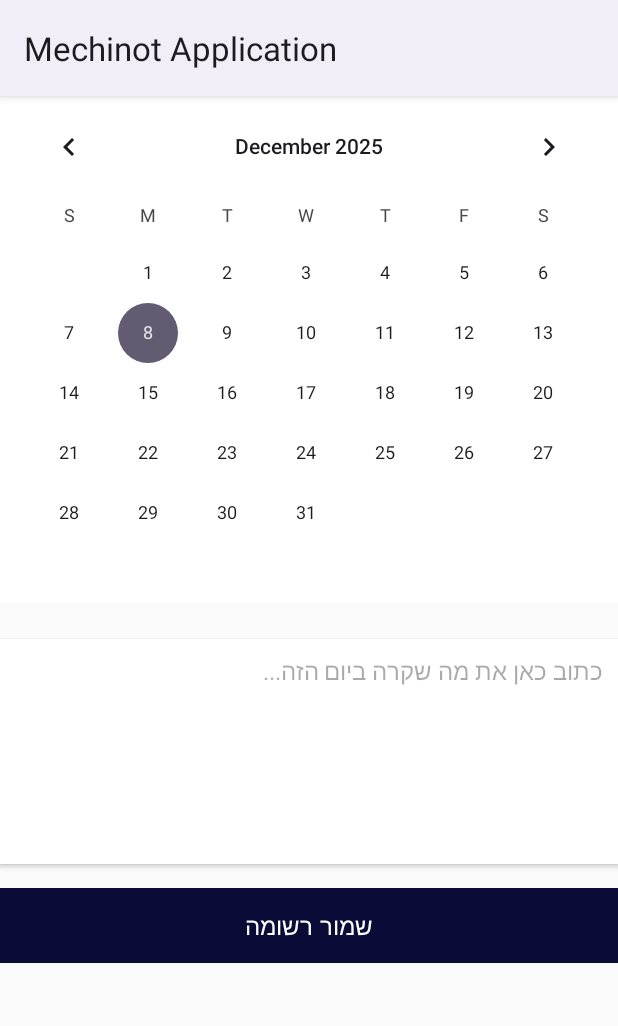
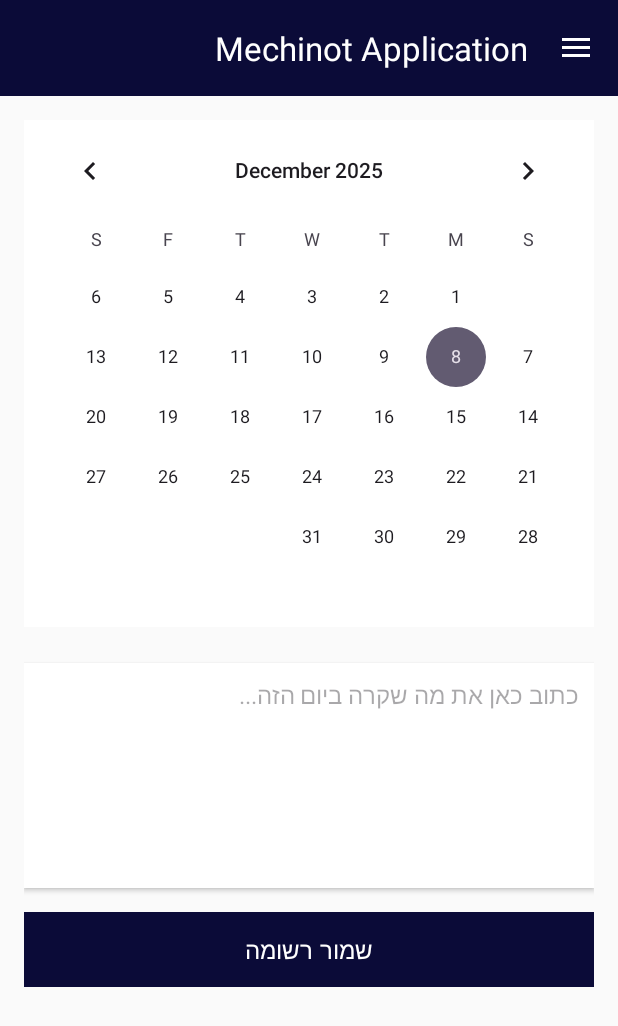
Before and after one commit to sagieCO/MyFirstApplication, an Android app: the MainActivity screen opened directly, with no data from a screen before it, in the side drawer, after a tap on "יומן", on a phone screen of 412 x 824 dp. Shown: the top 1026 px of the screen. Run offline under Robolectric (Android 15) with nearby library versions, the light colour scheme and no system bars; our stand-ins replace CircleImageView, Firebase (no records; nobody signed in at launch, a user with empty details on screens opened directly).

Commit message:
final menu for all the pages

```diff
--- a/app/build.gradle
+++ b/app/build.gradle
@@ -35,6 +35,8 @@ dependencies {
     // The BoM will manage the versions of all other Firebase libraries.
     implementation(platform("com.google.firebase:firebase-bom:33.1.1"))
 
+    implementation 'com.github.bumptech.glide:glide:4.16.0'
+    annotationProcessor 'com.github.bumptech.glide:compiler:4.16.0'
     // App's dependencies
     implementation 'androidx.appcompat:appcompat:1.6.1'
     implementation 'com.google.android.material:material:1.10.0'
--- /dev/null
+++ b/app/src/main/java/com/sagie/myfirstapplication/BaseActivity.java
@@ -0,0 +1,107 @@
+package com.sagie.myfirstapplication;
+
+import android.content.Intent;
+import android.os.Bundle;
+import android.view.View;
+import android.widget.ImageView;
+import android.widget.TextView;
+import android.widget.Toast;
+
+import androidx.appcompat.app.AppCompatActivity;
+import androidx.appcompat.widget.Toolbar;
+import androidx.drawerlayout.widget.DrawerLayout;
+
+import com.bumptech.glide.Glide;
+import com.google.android.material.navigation.NavigationView;
+import com.google.firebase.auth.FirebaseAuth;
+import com.google.firebase.auth.FirebaseUser;
+import androidx.appcompat.app.ActionBarDrawerToggle;
+
+public class BaseActivity extends AppCompatActivity {
+
+    protected DrawerLayout drawerLayout;
+    protected NavigationView navigationView;
+    protected Toolbar toolbar;
+
+    @Override
+    protected void onCreate(Bundle savedInstanceState) {
+        super.onCreate(savedInstanceState);
+
+        setContentView(R.layout.base_layout);
+        setupMenu();
+    }
+
+    protected void setupMenu() {
+
+        drawerLayout = findViewById(R.id.drawerLayout);
+        navigationView = findViewById(R.id.navigationView);
+        toolbar = findViewById(R.id.toolbar);
+
+        // ✔️ זה יעבוד עכשיו
+        setSupportActionBar(toolbar);
+
+        ActionBarDrawerToggle toggle = new ActionBarDrawerToggle(
+                this,
+                drawerLayout,
+                toolbar,
+                R.string.navigation_drawer_open,
+                R.string.navigation_drawer_close);
+
+        drawerLayout.addDrawerListener(toggle);
+        toggle.syncState();
+
+        // Header
+        View headerView = navigationView.getHeaderView(0);
+        ImageView navProfileImage = headerView.findViewById(R.id.navHeaderProfileImage);
+        TextView navName = headerView.findViewById(R.id.tvGreeting);
+
+        FirebaseUser user = FirebaseAuth.getInstance().getCurrentUser();
+
+        if (user != null) {
+            String name = user.getDisplayName();
+            if (name == null || name.isEmpty()) {
+                name = user.getEmail();   // ✔️ כאן תיקון
+            }
+
+            navName.setText(name);
+
+            if (user.getPhotoUrl() != null) {
+                Glide.with(this)
+                        .load(user.getPhotoUrl())
+                        .placeholder(R.drawable.account_icom)
+                        .into(navProfileImage);
+            } else {
+                navProfileImage.setImageResource(R.drawable.account_icom);
+            }
+        } else {
+            navName.setText("אין משתמש מחובר");
+            navProfileImage.setImageResource(R.drawable.account_icom);
+        }
+
+        navigationView.setNavigationItemSelectedListener(item -> {
+            int id = item.getItemId();
+
+            if (id == R.id.btnLogin) {
+                startActivity(new Intent(this, LoginActivity.class));
+            } else if (id == R.id.brnCalender) {
+                startActivity(new Intent(this, CalenderActivity.class));
+            } else if (id == R.id.btnRegister) {
+                startActivity(new Intent(this, RegisterActivity.class));
+            } else if (id == R.id.btnProfile) {
+                startActivity(new Intent(this, ProfileUserActivity.class));
+            } else if (id == R.id.btnSetting) {
+                Toast.makeText(this, "settings page", Toast.LENGTH_SHORT).show();
+            } else if (id == R.id.btnLogout) {
+                FirebaseAuth.getInstance().signOut();
+                Toast.makeText(this, "התנתקת בהצלחה", Toast.LENGTH_SHORT).show();
+            }
+
+            drawerLayout.closeDrawers();
+            return true;
+        });
+    }
+
+    protected void setContentLayout(int layoutResID) {
+        getLayoutInflater().inflate(layoutResID, findViewById(R.id.main_content));
+    }
+}
--- a/app/src/main/java/com/sagie/myfirstapplication/CalenderActivity.java
+++ b/app/src/main/java/com/sagie/myfirstapplication/CalenderActivity.java
@@ -1,6 +1,7 @@
 package com.sagie.myfirstapplication;
 
 import android.os.Bundle;
+import android.view.View;
 import android.widget.Button;
 import android.widget.CalendarView;
 import android.widget.EditText;
@@ -24,7 +25,7 @@ import com.google.firebase.database.ValueEventListener;
 import java.util.Calendar;
 import java.util.Locale;
 
-public class CalenderActivity extends AppCompatActivity {
+public class CalenderActivity extends BaseActivity {
 
     private CalendarView calendarView;
     private EditText editJournal;
@@ -40,13 +41,12 @@ public class CalenderActivity extends AppCompatActivity {
         super.onCreate(savedInstanceState);
         EdgeToEdge.enable(this);
         setContentView(R.layout.activity_calender);
+        setContentView(R.layout.base_layout);
+        setupMenu();
+        setContentLayout(R.layout.activity_calender);
 
-        // Edge-to-Edge padding
-        ViewCompat.setOnApplyWindowInsetsListener(findViewById(R.id.main), (v, insets) -> {
-            Insets systemBars = insets.getInsets(WindowInsetsCompat.Type.systemBars());
-            v.setPadding(systemBars.left, systemBars.top, systemBars.right, systemBars.bottom);
-            return insets;
-        });
+        getWindow().getDecorView().setLayoutDirection(View.LAYOUT_DIRECTION_RTL);
+
 
         calendarView = findViewById(R.id.calendarView);
         editJournal = findViewById(R.id.editJournal);
--- a/app/src/main/java/com/sagie/myfirstapplication/LoginActivity.java
+++ b/app/src/main/java/com/sagie/myfirstapplication/LoginActivity.java
@@ -26,7 +26,7 @@ import com.google.firebase.auth.FirebaseAuthUserCollisionException;
 import com.google.firebase.auth.FirebaseAuthWeakPasswordException;
 import com.google.firebase.auth.FirebaseUser;
 
-public class LoginActivity extends AppCompatActivity {
+public class LoginActivity extends BaseActivity {
 
     private Button btnLogin,btnRegister,btnReset;
     private TextView tvMessage;
@@ -38,15 +38,13 @@ public class LoginActivity extends AppCompatActivity {
     @Override
     protected void onCreate(Bundle savedInstanceState) {
         super.onCreate(savedInstanceState);
-        EdgeToEdge.enable(this);
         setContentView(R.layout.activity_login);
+        setContentView(R.layout.base_layout);
+        setupMenu();
+        setContentLayout(R.layout.activity_login);
 
-        // התאמה ל־EdgeToEdge
-        ViewCompat.setOnApplyWindowInsetsListener(findViewById(R.id.main), (v, insets) -> {
-            Insets systemBars = insets.getInsets(WindowInsetsCompat.Type.systemBars());
-            v.setPadding(systemBars.left, systemBars.top, systemBars.right, systemBars.bottom);
-            return insets;
-        });
+        getWindow().getDecorView().setLayoutDirection(View.LAYOUT_DIRECTION_RTL);
+
 
         auth = FirebaseAuth.getInstance();
         initView();
--- a/app/src/main/java/com/sagie/myfirstapplication/MainActivity.java
+++ b/app/src/main/java/com/sagie/myfirstapplication/MainActivity.java
@@ -24,7 +24,7 @@ import com.google.firebase.database.DatabaseReference;
 import com.google.firebase.database.FirebaseDatabase;
 import com.google.firebase.database.ValueEventListener;
 
-public class MainActivity extends AppCompatActivity {
+public class MainActivity extends BaseActivity {
 
     // Views
     ImageButton btnProfile;
@@ -43,8 +43,11 @@ public class MainActivity extends AppCompatActivity {
         super.onCreate(savedInstanceState);
         setContentView(R.layout.activity_main);
 
+        setContentView(R.layout.base_layout);
+        setupMenu();
+        setContentLayout(R.layout.activity_main);
+
         getWindow().getDecorView().setLayoutDirection(View.LAYOUT_DIRECTION_RTL);
-
         context = this;
 
         mAuth = FirebaseAuth.getInstance();
@@ -156,9 +159,9 @@ public class MainActivity extends AppCompatActivity {
                         if (snapshot.exists()) {
                             User currentUser = snapshot.getValue(User.class);
                             if (currentUser != null && currentUser.getName() != null) {
-                                userGreeting.setText("שלום " + currentUser.getName());
+                                //userGreeting.setText("שלום " + currentUser.getName());
                             } else {
-                                userGreeting.setText("שלום אורח");
+                                //userGreeting.setText("שלום אורח");
                             }
                         } else {
                             userGreeting.setText("שלום אורח");
--- /dev/null
+++ b/app/src/main/res/layout/base_layout.xml
@@ -0,0 +1,40 @@
+<?xml version="1.0" encoding="utf-8"?>
+<androidx.drawerlayout.widget.DrawerLayout xmlns:android="http://schemas.android.com/apk/res/android"
+    android:layout_width="match_parent"
+    android:layout_height="match_parent"
+    xmlns:tools="http://schemas.android.com/tools"
+    xmlns:app="http://schemas.android.com/apk/res-auto"
+    tools:context=".BaseActivity"
+    android:fitsSystemWindows="true"
+    android:id="@+id/drawerLayout">
+
+    <LinearLayout
+        android:layout_width="match_parent"
+        android:layout_height="match_parent"
+        android:orientation="vertical">
+        <androidx.appcompat.widget.Toolbar
+            android:id="@+id/toolbar"
+            android:layout_width="match_parent"
+            android:layout_height="?attr/actionBarSize"
+            android:background="?attr/colorPrimary"
+            android:elevation="4dp"
+            android:theme="@style/ThemeOverlay.AppCompat.Dark.ActionBar"/>
+
+            <FrameLayout
+                android:layout_width="match_parent"
+                android:layout_height="match_parent"
+                android:id="@+id/main_content"/>
+
+    </LinearLayout>
+    <com.google.android.material.navigation.NavigationView
+        android:id="@+id/navigationView"
+        android:layout_width="wrap_content"
+        android:layout_height="match_parent"
+        android:layout_gravity="start"
+        android:fitsSystemWindows="true"
+        android:background="@android:color/white"
+        app:menu="@menu/side_menu"
+        app:headerLayout="@layout/nav_header"
+        />
+
+</androidx.drawerlayout.widget.DrawerLayout>
--- a/app/src/main/res/values/themes.xml
+++ b/app/src/main/res/values/themes.xml
@@ -1,6 +1,6 @@
 <resources xmlns:tools="http://schemas.android.com/tools">
     <!-- Base application theme. -->
-    <style name="Base.Theme.MyFirstApplication" parent="Theme.Material3.DayNight">
+    <style name="Base.Theme.MyFirstApplication" parent="Theme.Material3.DayNight.NoActionBar">
         <!-- Customize your light theme here. -->
          <item name="colorPrimary">@color/primaryColor</item>
     </style>
```
Also changed, not shown: app/src/main/java/com/sagie/myfirstapplication/BatteryReceiver.java (deleted, +0 -25 lines), app/src/main/java/com/sagie/myfirstapplication/GuessNumberActivity.java (deleted, +0 -133 lines), app/src/main/java/com/sagie/myfirstapplication/MechinotInfoActivity.java (deleted, +0 -24 lines), app/src/main/java/com/sagie/myfirstapplication/OpenPageActivity.java (+3 -6 lines), app/src/main/java/com/sagie/myfirstapplication/ProfileUserActivity.java (+7 -2 lines), app/src/main/java/com/sagie/myfirstapplication/RegisterActivity.java (+10 -1 lines), app/src/main/java/com/sagie/myfirstapplication/SharedPreferencesActivity.java (+1 -10 lines), app/src/main/java/com/sagie/myfirstapplication/User.java (+4 -4 lines), app/src/main/res/layout/activity_guess_number.xml (deleted, +0 -138 lines), app/src/main/res/layout/activity_mechinot_info.xml (deleted, +0 -10 lines), app/src/main/res/layout/nav_header.xml (+16 -22 lines).
